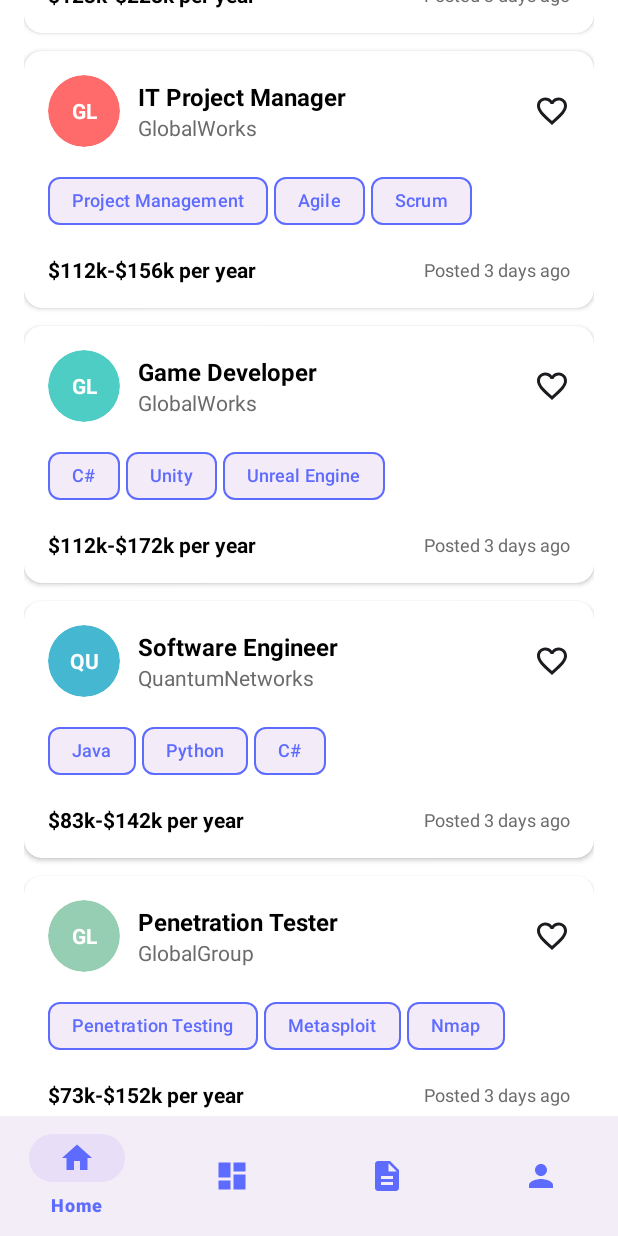
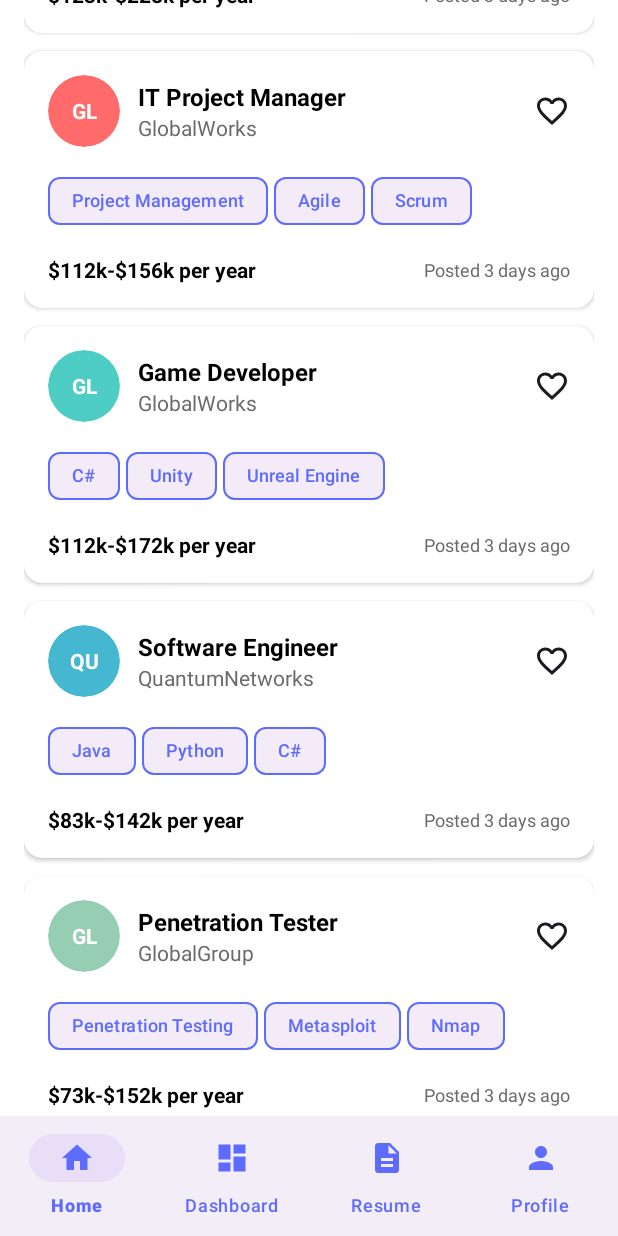
Before and after one commit to HaydenDuong/StarPlan, an Android app: the HomeActivity screen opened directly, with no data from a screen before it, scrolled down 576 dp, on a phone screen of 412 x 824 dp. Run offline under Robolectric (Android 15) with nearby library versions, the light colour scheme and no system bars.

Commit message:
commit 2/4 (fix display bottom nav bar)

```diff
--- a/app/src/main/res/layout/activity_home.xml
+++ b/app/src/main/res/layout/activity_home.xml
@@ -205,6 +205,7 @@
         android:layout_gravity="bottom"
         app:menu="@menu/bottom_nav_menu"
         app:itemIconTint="@color/brand_blue"
-        app:itemTextColor="@color/brand_blue" />
+        app:itemTextColor="@color/brand_blue"
+        app:labelVisibilityMode="labeled" />
 
 </androidx.coordinatorlayout.widget.CoordinatorLayout>
```
